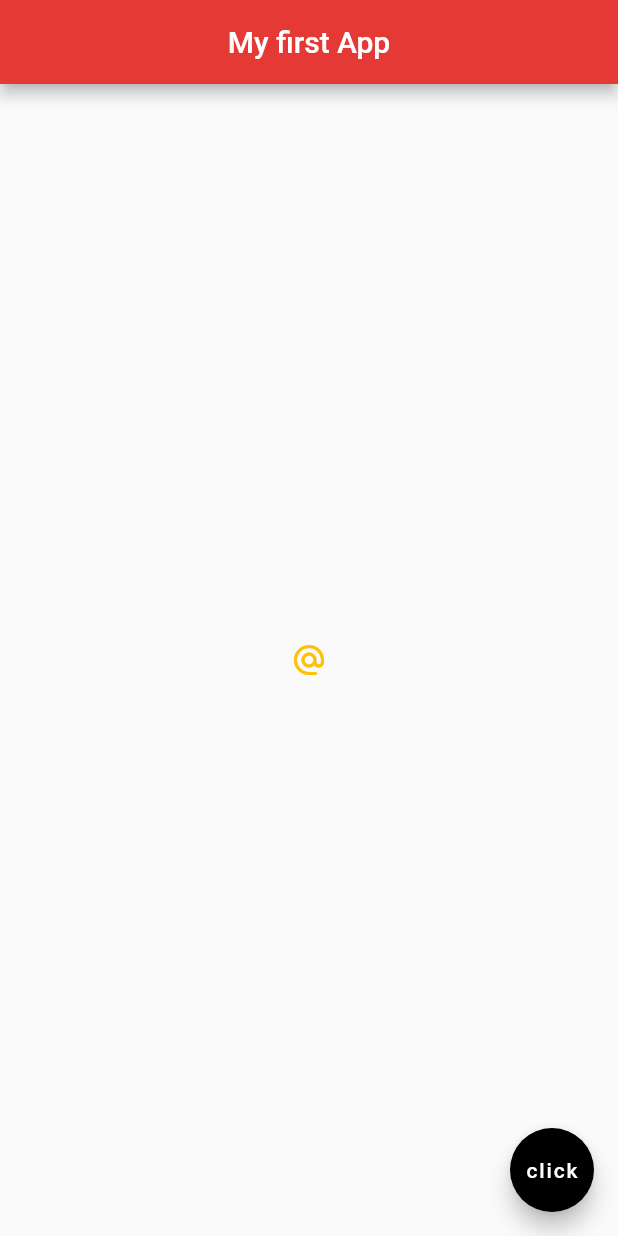
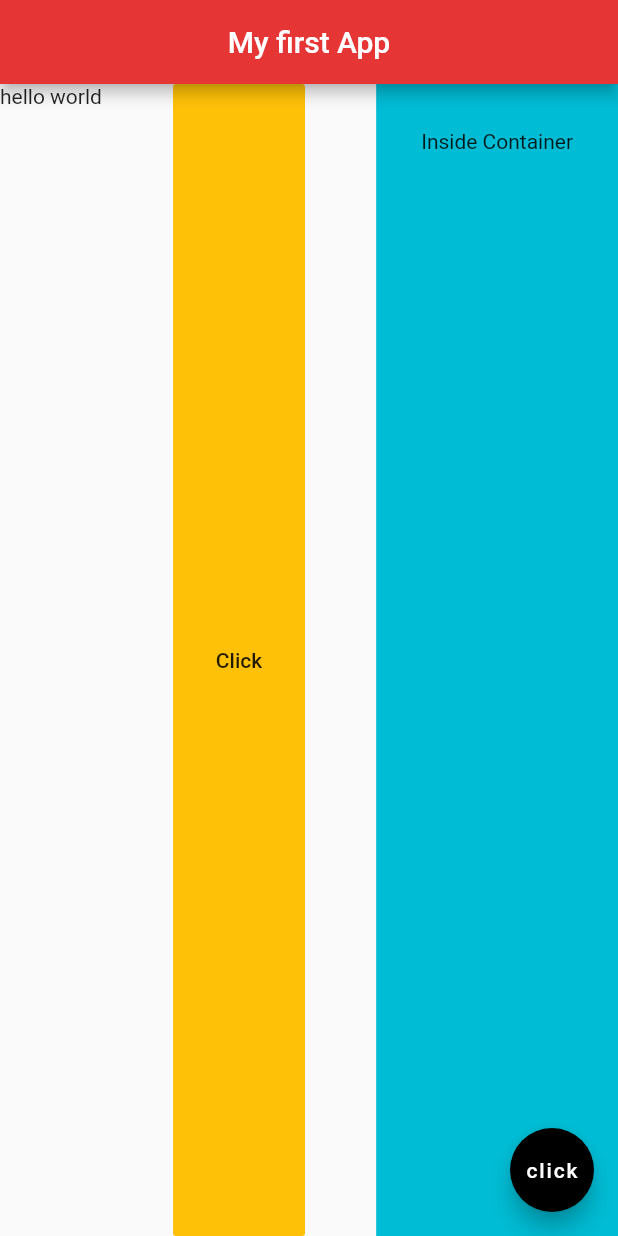
Before and after one commit to Vikash620404/practice_app, a Flutter app: the screen it shows after launch, on a phone screen of 412 x 824 dp. Run offline on Flutter 3.47's test engine with Material 2 defaults, Android fonts, the phone set to English and light mode, and no system bars.

Commit message:
Completed video 6

```diff
--- a/lib/main.dart
+++ b/lib/main.dart
@@ -9,38 +9,52 @@ class Home extends StatelessWidget {
 
   @override
   Widget build(BuildContext context) {
-    return MaterialApp(
-      home: Scaffold(
+    return Scaffold(
       appBar: AppBar(
         title: Text(
           "My first App",
         ),
         centerTitle: true,
-          backgroundColor: Colors.red[600],
+        backgroundColor: Color.fromARGB(255, 229, 53, 53),
       ),
-        body: Center(
-          child: IconButton(
-            onPressed: () {
-              print('You clicked me');
-            },
-            icon: Icon(Icons.alternate_email),
+       body:Row(
+         mainAxisAlignment: MainAxisAlignment.spaceBetween,
+         crossAxisAlignment: CrossAxisAlignment.stretch,
+        children: [
+          Text("hello world",
+          ),
+          FlatButton(onPressed: (){},
           color: Colors.amber,
+          child: Text("Click"),
           ),
-          // RaisedButton.icon(
-          // onPressed: () {
+          Container(
+            color: Colors.cyan
+            ,
+            padding: EdgeInsets.all(30.0),
+            child: Text("Inside Container"),
+          )
+        ],
 
-          // },
-          // icon:Icon(Icons.mail) ,
-          // label: Text('mail me'),
-          // color: Colors.amber,
-          // ),
       ),
+
+
+
+       //Padding(
+      //   padding: EdgeInsets.all(90.0),
+      //   child: Text('hello'),
+
+        // padding: EdgeInsets.all(20.0),
+        // margin: EdgeInsets.all(30.0),
+        // color: Colors.grey[400],
+        // child: Text('hello'),
+
+
+
+
       floatingActionButton: FloatingActionButton(
-          onPressed:
-              () {}, //here i got error because onpressed is required here
+        onPressed: () {}, //here i got error because onpressed is required here
         child: Text('click'),
         backgroundColor: Colors.black,
-        ),
       ),
     );
   }
```
Lines whose indentation alone changed are shown as unchanged.
